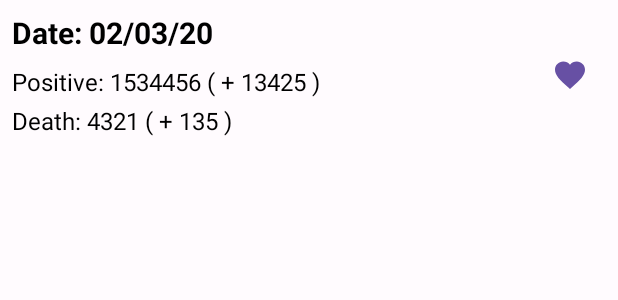
After one commit to cooper-73/CasosCovidUS, an Android app: the layout report_item.xml on its own in the app's theme, with its tools: preview values and no code run, on a phone screen of 412 x 824 dp. The commit adds this screen. Shown: the top 300 px of the screen. Run offline under Robolectric (Android 15) with nearby library versions, the phone set to English and light mode, and no system bars.

Commit message:
Added UI for recycler view of reports

```diff
--- /dev/null
+++ b/app/src/main/res/layout/report_item.xml
@@ -0,0 +1,67 @@
+<?xml version="1.0" encoding="utf-8"?>
+<androidx.constraintlayout.widget.ConstraintLayout xmlns:android="http://schemas.android.com/apk/res/android"
+    android:layout_width="match_parent"
+    android:layout_height="wrap_content"
+    xmlns:app="http://schemas.android.com/apk/res-auto"
+    xmlns:tools="http://schemas.android.com/tools"
+    android:padding="8dp">
+
+    <TextView
+        android:id="@+id/tv_date"
+        android:layout_width="0dp"
+        android:layout_height="wrap_content"
+        app:layout_constraintTop_toTopOf="parent"
+        app:layout_constraintStart_toStartOf="parent"
+        app:layout_constraintEnd_toStartOf="@id/chb_favorite"
+        app:layout_constraintBottom_toTopOf="@id/tv_positive"
+        android:text="@string/date_msg"
+        tools:text="Date: 02/03/20"
+        android:textSize="20sp"
+        android:textStyle="bold"
+        android:textColor="@android:color/black"
+        android:layout_marginBottom="4dp"
+        />
+
+    <TextView
+        android:id="@+id/tv_positive"
+        android:layout_width="0dp"
+        android:layout_height="wrap_content"
+        app:layout_constraintTop_toBottomOf="@id/tv_date"
+        app:layout_constraintStart_toStartOf="parent"
+        app:layout_constraintEnd_toStartOf="@id/chb_favorite"
+        app:layout_constraintBottom_toTopOf="@id/tv_death"
+        android:text="@string/positive_msg"
+        tools:text="Positive: 1534456 ( + 13425 )"
+        android:textSize="16sp"
+        android:textColor="@android:color/black"
+        android:layout_marginTop="4dp"
+        android:layout_marginBottom="2dp"
+        />
+
+    <TextView
+        android:id="@+id/tv_death"
+        android:layout_width="0dp"
+        android:layout_height="wrap_content"
+        app:layout_constraintTop_toBottomOf="@id/tv_positive"
+        app:layout_constraintStart_toStartOf="parent"
+        app:layout_constraintEnd_toStartOf="@id/chb_favorite"
+        app:layout_constraintBottom_toBottomOf="parent"
+        android:text="@string/death_msg"
+        tools:text="Death: 4321 ( + 135 )"
+        android:textSize="16sp"
+        android:textColor="@android:color/black"
+        android:layout_marginTop="2dp"
+        />
+
+    <CheckBox
+        android:id="@+id/chb_favorite"
+        android:layout_width="wrap_content"
+        android:layout_height="wrap_content"
+        android:button="@drawable/checkbox_favorite"
+        android:checked="true"
+        app:layout_constraintTop_toTopOf="parent"
+        app:layout_constraintBottom_toBottomOf="parent"
+        app:layout_constraintEnd_toEndOf="parent"
+        />
+
+</androidx.constraintlayout.widget.ConstraintLayout>
--- a/app/src/main/res/values/strings.xml
+++ b/app/src/main/res/values/strings.xml
@@ -4,4 +4,10 @@
     <!--    Main Activity-->
     <string name="main_all_option">All</string>
     <string name="main_favorites_option">Favorites</string>
+    <!--    List Fragment-->
+    <string name="last_update_msg">Last checked: %1$s</string>
+    <!--    Report Item-->
+    <string name="date_msg">Date: %1$s</string>
+    <string name="positive_msg">Positive: %1$d ( + %2$d )</string>
+    <string name="death_msg">Death: %1$d ( + %2$d )</string>
 </resources>
```
Also changed, not shown: app/src/main/res/layout/fragment_list.xml (+27 -5 lines).
